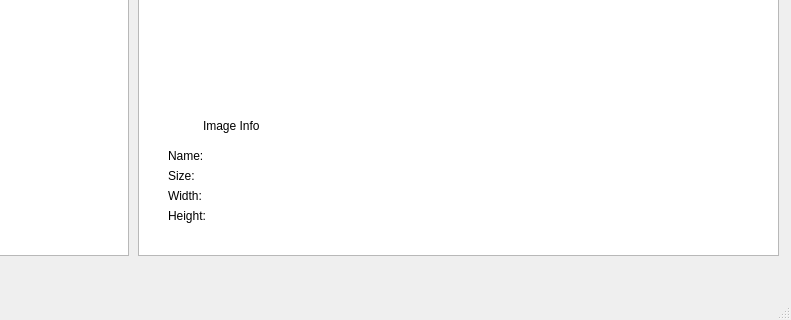
This is MainWindow.ui in marcoc2/dpixel as Qt 5 draws it before an edit; both pictures show x 432 to 1223 and y 372 to 692 of the 1223 by 692 pixel window. The edited form follows.
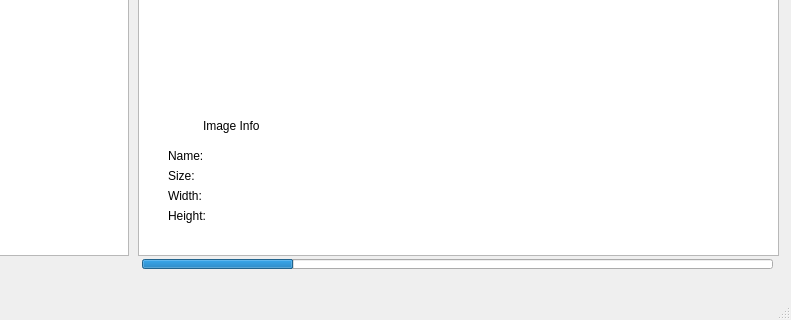
This is the edited form.

Commit message: Add status bar and signal on Filter class to emit during process and set progress bar percentage

Diff of the .ui file:
```diff
--- a/MainWindow.ui
+++ b/MainWindow.ui
@@ -665,6 +665,25 @@
      </property>
     </widget>
    </widget>
+   <widget class="QProgressBar" name="filterProgressBar">
+    <property name="enabled">
+     <bool>true</bool>
+    </property>
+    <property name="geometry">
+     <rect>
+      <x>574</x>
+      <y>614</y>
+      <width>631</width>
+      <height>10</height>
+     </rect>
+    </property>
+    <property name="value">
+     <number>24</number>
+    </property>
+    <property name="format">
+     <string/>
+    </property>
+   </widget>
   </widget>
   <widget class="QMenuBar" name="menuBar">
    <property name="geometry">
```
The commit also changes 6 other files.
